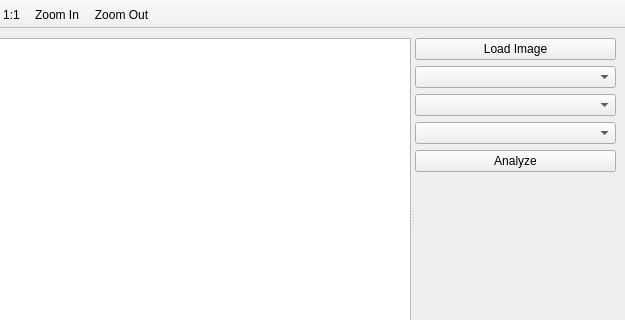
This is ui/MainWindow.ui in zdenop/pyTesseractDemo as Qt 5 draws it before an edit; both pictures show x 138 to 763 and y 0 to 320 of the 763 by 711 pixel window. The edited form follows.
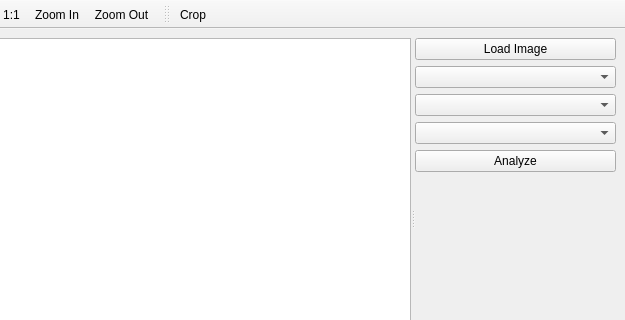
This is the edited form. Icons and pictures are not drawn.

```diff
--- a/ui/MainWindow.ui
+++ b/ui/MainWindow.ui
@@ -120,6 +120,18 @@
    <addaction name="actionZoomIn"/>
    <addaction name="actionZoomOut"/>
   </widget>
+  <widget class="QToolBar" name="toolBar">
+   <property name="windowTitle">
+    <string>toolBar</string>
+   </property>
+   <attribute name="toolBarArea">
+    <enum>TopToolBarArea</enum>
+   </attribute>
+   <attribute name="toolBarBreak">
+    <bool>false</bool>
+   </attribute>
+   <addaction name="actionCrop"/>
+  </widget>
   <action name="actionZoomFit">
    <property name="icon">
     <iconset resource="../resources.qrc">
@@ -162,6 +174,15 @@
     <string>Zoom Out</string>
    </property>
   </action>
+  <action name="actionCrop">
+   <property name="icon">
+    <iconset resource="../resources.qrc">
+     <normaloff>:/images/crop.png</normaloff>:/images/crop.png</iconset>
+   </property>
+   <property name="text">
+    <string>Crop</string>
+   </property>
+  </action>
  </widget>
  <resources>
   <include location="../resources.qrc"/>
```
Left out of the diff: 2 changed lines with no effect on the pictures.
